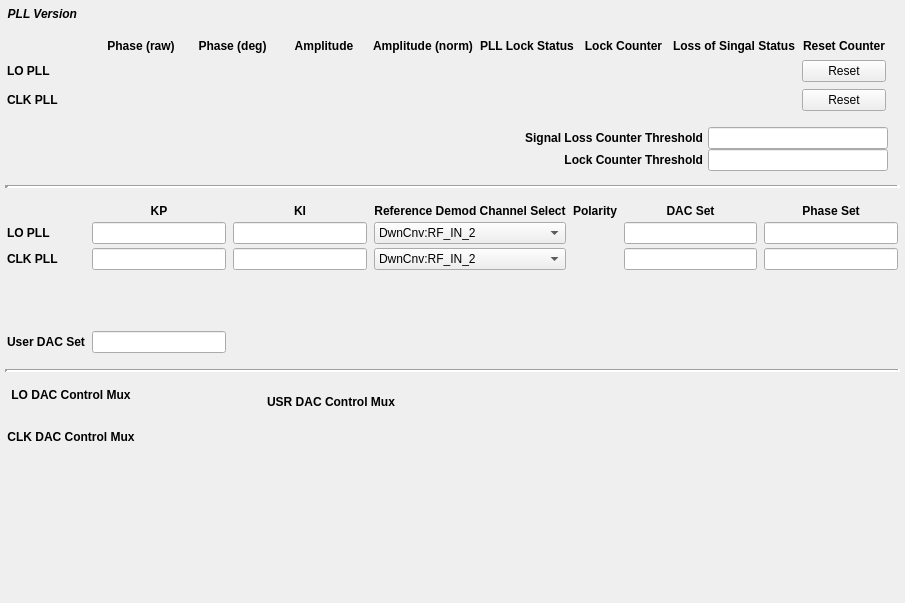
The window that pll.ui (cristinasewell/ATCA_PyDM_Screens) describes before a commit, drawn with Qt 5.
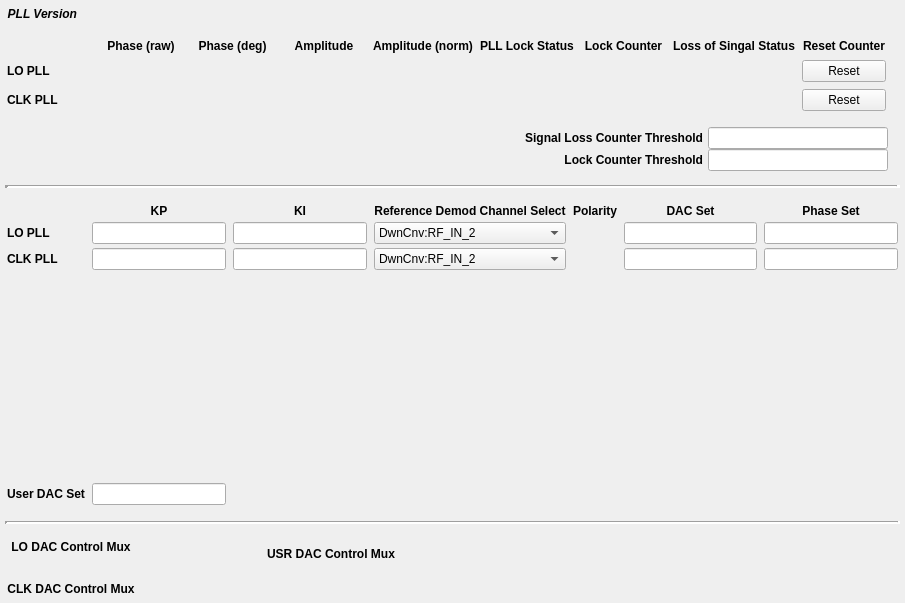
The same window after the commit. Custom widgets are drawn as their Qt base class.

Commit message: Remove spacer

Diff of the .ui file:
```diff
--- a/pll.ui
+++ b/pll.ui
@@ -1337,19 +1337,6 @@
      </property>
     </spacer>
    </item>
-   <item row="12" column="1">
-    <spacer name="verticalSpacer_3">
-     <property name="orientation">
-      <enum>Qt::Vertical</enum>
-     </property>
-     <property name="sizeHint" stdset="0">
-      <size>
-       <width>20</width>
-       <height>40</height>
-      </size>
-     </property>
-    </spacer>
-   </item>
   </layout>
  </widget>
  <customwidgets>
```
